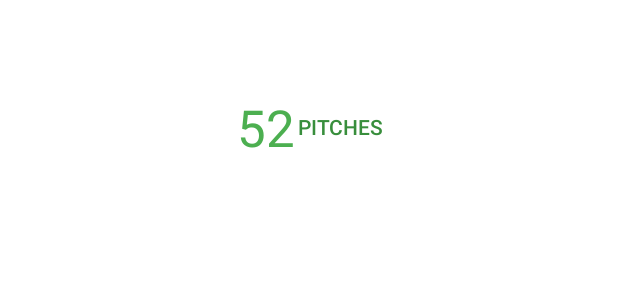
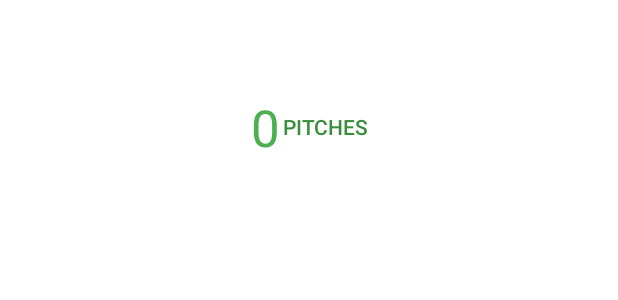
Before and after one commit to akodiakson/Capstone-Project, an Android app: the layout game_entry_widget.xml on its own in the app's theme, with its tools: preview values and no code run, on a phone screen of 412 x 824 dp. Shown: the part 182-482 px from the top of the screen. Run offline under Robolectric (Android 15) with nearby library versions, the phone set to English and light mode, and no system bars.

Commit message:
-- Default widget text value.

```diff
--- a/app/src/main/res/layout/game_entry_widget.xml
+++ b/app/src/main/res/layout/game_entry_widget.xml
@@ -21,7 +21,7 @@
             android:layout_gravity="center_vertical"
             android:layout_margin="2dp"
             android:contentDescription="@string/appwidget_text"
-            android:text="52"
+            android:text="@string/game_entry_numeric_default_value"
             android:textColor="@color/colorPrimary" />
 
         <TextView
```
